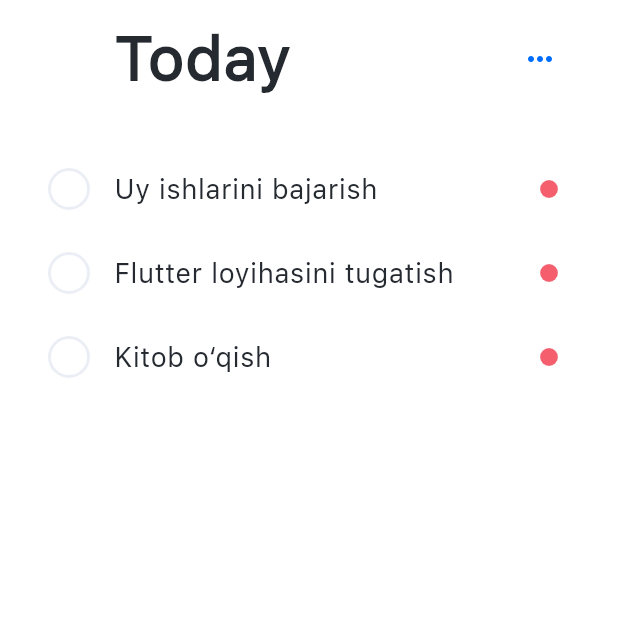
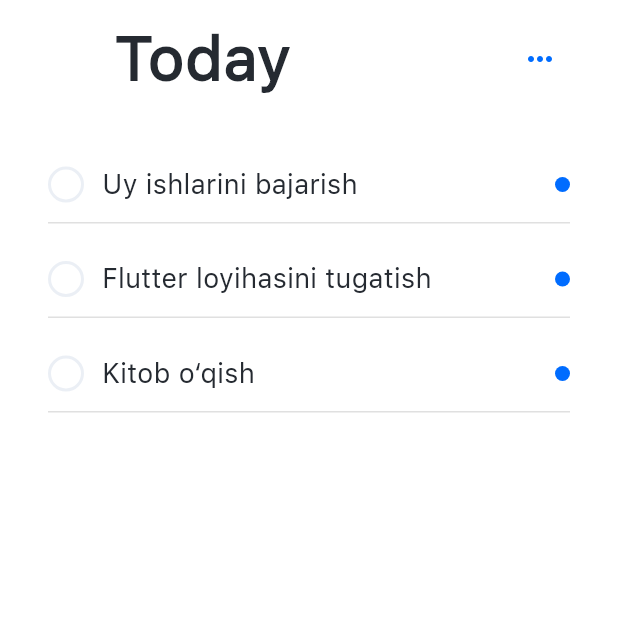
Before and after one commit to akramjon200205/todo_notes, a Flutter app: the screen it shows after launch, on a phone screen of 412 x 824 dp, the top half of it. Run offline on Flutter 3.47's test engine with Material 3 defaults, Android fonts, the light colour scheme and no system bars; our stand-ins replace dartz, equatable, flutter_bloc, get_it, hive, hive_flutter; accounts and stored records are empty.

Commit message:
Ikkinchi comment 'home bloc test holatda keldi '

```diff
--- a/lib/feature/home/data/repositories/home_repository_impl.dart
+++ b/lib/feature/home/data/repositories/home_repository_impl.dart
@@ -10,10 +10,10 @@ class HomeRepositoryImpl implements HomeRepository {
   HomeRepositoryImpl({required this.homeDatasource});
 
   @override
-  Future<Either<Failure, String>> addTasks(TaskModel taskModel) async {
+  Future<Either<Failure, TaskModel>> addTasks(TaskModel taskModel) async {
     try {
       await homeDatasource.addTask(taskModel);
-      return Right('success');
+      return Right(taskModel);
     } catch (e) {
       return Left(UnknownFailure(e.toString()));
     }
--- a/lib/feature/home/domain/repositories/home_repository.dart
+++ b/lib/feature/home/domain/repositories/home_repository.dart
@@ -4,7 +4,7 @@ import 'package:todo_notes/feature/home/data/models/task_model.dart';
 
 abstract class HomeRepository {
   Future<Either<Failure, List<TaskModel>>> getAllTasks();
-  Future<Either<Failure, String>> addTasks(TaskModel taskModel);
+  Future<Either<Failure, TaskModel>> addTasks(TaskModel taskModel);
   Future<Either<Failure, TaskModel>> updateTasks(int index, TaskModel updateTask);
   Future<Either<Failure, dynamic>> deleteTasks(int index);
 }
--- a/lib/feature/home/presentation/bloc/home_bloc.dart
+++ b/lib/feature/home/presentation/bloc/home_bloc.dart
@@ -8,18 +8,62 @@ part 'home_state.dart';
 
 class HomeBloc extends Bloc<HomeEvent, HomeState> {
   final HomeRepository repository;
+
+  List<TaskModel> _taskList = [];
+
   HomeBloc(this.repository) : super(HomeInitial()) {
-    on<HomeEvent>((event, emit) {});
-
-    on<HomeGetAllTasksEvent>(_homeGetAllTasks);
+    on<HomeGetAllTasksEvent>(_onGetAllTasks);
+    on<HomeAddTaskEvent>(_onAddTask);
+    on<HomeUpdateTaskEvent>(_onUpdateTask);
+    on<HomeDeleteTaskEvent>(_onDeleteTask);
   }
 
-  _homeGetAllTasks(HomeGetAllTasksEvent event, emit) async {
+  Future<void> _onGetAllTasks(
+      HomeGetAllTasksEvent event, Emitter<HomeState> emit) async {
     emit(HomeLoading());
     final result = await repository.getAllTasks();
     result.fold(
-      (l) => emit(HomeError(l.message)),
-      (r) => emit(HomeGetAllTasks(r)),
+      (failure) => emit(HomeError(failure.message)),
+      (tasks) {
+        _taskList = tasks;
+        emit(HomeGetAllTasks(_taskList));
+      },
+    );
+  }
+
+  Future<void> _onAddTask(
+      HomeAddTaskEvent event, Emitter<HomeState> emit) async {
+    final result = await repository.addTasks(event.taskModel);
+    result.fold(
+      (failure) => emit(HomeError(failure.message)),
+      (newTask) {
+        _taskList.add(newTask);
+        emit(HomeGetAllTasks(List.from(_taskList)));
+      },
+    );
+  }
+
+  Future<void> _onUpdateTask(
+      HomeUpdateTaskEvent event, Emitter<HomeState> emit) async {
+    final result = await repository.updateTasks(event.index, event.updatedTask);
+    result.fold(
+      (failure) => emit(HomeError(failure.message)),
+      (updatedTask) {
+        _taskList[event.index] = updatedTask;
+        emit(HomeGetAllTasks(List.from(_taskList)));
+      },
+    );
+  }
+
+  Future<void> _onDeleteTask(
+      HomeDeleteTaskEvent event, Emitter<HomeState> emit) async {
+    final result = await repository.deleteTasks(event.index);
+    result.fold(
+      (failure) => emit(HomeError(failure.message)),
+      (_) {
+        _taskList.removeAt(event.index);
+        emit(HomeGetAllTasks(List.from(_taskList)));
+      },
     );
   }
 }
--- a/lib/feature/home/presentation/bloc/home_event.dart
+++ b/lib/feature/home/presentation/bloc/home_event.dart
@@ -11,14 +11,21 @@ class HomeGetAllTasksEvent extends HomeEvent {
   const HomeGetAllTasksEvent();
 }
 
+// ignore: must_be_immutable
 class HomeAddTaskEvent extends HomeEvent {
-  const HomeAddTaskEvent();
+  TaskModel taskModel;
+  HomeAddTaskEvent(this.taskModel);
 }
 
+// ignore: must_be_immutable
 class HomeUpdateTaskEvent extends HomeEvent {
-  const HomeUpdateTaskEvent();
+  int index;
+  TaskModel updatedTask;
+  HomeUpdateTaskEvent(this.index, this.updatedTask);
 }
 
+// ignore: must_be_immutable
 class HomeDeleteTaskEvent extends HomeEvent {
-  const HomeDeleteTaskEvent();
+  int index;
+  HomeDeleteTaskEvent(this.index);
 }
--- a/lib/feature/home/presentation/bloc/home_state.dart
+++ b/lib/feature/home/presentation/bloc/home_state.dart
@@ -33,8 +33,7 @@ class HomeDeleteTasks extends HomeState {
 
 // ignore: must_be_immutable
 class HomeAddTasks extends HomeState {
-  TaskModel taskModel;
-  HomeAddTasks({required this.taskModel});
+  const HomeAddTasks();
 }
 
 class HomeError extends HomeState {
--- a/lib/feature/home/presentation/pages/home.dart
+++ b/lib/feature/home/presentation/pages/home.dart
@@ -1,7 +1,9 @@
 import 'package:flutter/material.dart';
 import 'package:flutter_bloc/flutter_bloc.dart';
+import 'package:hive/hive.dart';
 import 'package:todo_notes/core/app_colors/app_colors.dart';
-import 'package:todo_notes/core/app_colors/app_text_styles.dart';
+import 'package:todo_notes/core/app_text_styles/app_text_styles.dart';
+import 'package:todo_notes/core/hive_box/hive_box.dart';
 import 'package:todo_notes/feature/home/data/models/task_model.dart';
 import 'package:todo_notes/feature/home/presentation/bloc/home_bloc.dart';
 import 'package:todo_notes/feature/home/presentation/widgets/tasks_widget.dart';
@@ -29,14 +31,29 @@ class _HomeState extends State<Home> {
   ];
 
   @override
+  void initState() {
+    super.initState();
+  }
+
+  @override
+  void dispose() {
+    Hive.box(HiveBoxes.taskBox).close();
+    super.dispose();
+  }
+
+  @override
   Widget build(BuildContext context) {
     return Scaffold(
       backgroundColor: AppColors.white,
       body: BlocBuilder<HomeBloc, HomeState>(
         builder: (context, state) {
-          if (state == HomeLoading()) {
+          if (state is HomeLoading) {
             return CircularProgressIndicator();
           }
+          if (state is HomeError) {
+            return Center(child: Text('Xatolik: ${state.message}'));
+          }
+          if (state is HomeGetAllTasks) {
             return SingleChildScrollView(
               padding: EdgeInsets.symmetric(horizontal: 16),
               child: Column(
@@ -55,9 +72,7 @@ class _HomeState extends State<Home> {
                     itemCount: tasks.length,
                     shrinkWrap: true,
                     itemBuilder: (context, index) {
-                    return TasksWidget(
-                      textTask: tasks[index].textTask ?? '',
-                      colorTaskList: AppColors.red,
+                      return TaskItemTile(
                         isChecked: tasks[index].isChecked ?? false,
                         onTap: () {
                           setState(() {
@@ -65,12 +80,16 @@ class _HomeState extends State<Home> {
                                 !(tasks[index].isChecked ?? false);
                           });
                         },
+                        title: tasks[index].textTask ?? '',
+                        indicatorColor: AppColors.blue,
                       );
                     },
                   ),
                 ],
               ),
             );
+          }
+          return SizedBox.shrink();
         },
       ),
     );
--- a/lib/feature/home/presentation/widgets/tasks_widget.dart
+++ b/lib/feature/home/presentation/widgets/tasks_widget.dart
@@ -1,34 +1,99 @@
 import 'package:flutter/material.dart';
 import 'package:todo_notes/core/app_colors/app_colors.dart';
-import 'package:todo_notes/core/app_colors/app_text_styles.dart';
-import 'package:todo_notes/feature/home/presentation/widgets/rounded_check_box.dart';
+import 'package:todo_notes/core/app_text_styles/app_text_styles.dart';
 
-// ignore: must_be_immutable
-class TasksWidget extends StatelessWidget {
-  bool isChecked;
-  Function() onTap;
-  Color colorTaskList;
-  String textTask;
-  TasksWidget({
-    required this.textTask,
-    required this.isChecked,
-    required this.onTap,
-    required this.colorTaskList,
+class TaskItemTile extends StatelessWidget {
+  final String title;
+  final String? time;
+  final Color indicatorColor;
+  final bool isChecked;
+  final VoidCallback? onTap;
+
+  const TaskItemTile({
     super.key,
+    required this.title,
+    this.time,
+    required this.indicatorColor,
+    this.isChecked = false,
+    this.onTap,
   });
 
   @override
   Widget build(BuildContext context) {
-    return ListTile(
-      leading: RoundCheckbox(isChecked: isChecked, onTap: onTap),
-      title: Text(textTask, style: AppTextStyles.taskText),
-      trailing: Container(
-        width: 12,
-        height: 12,
-        decoration: BoxDecoration(
-          shape: BoxShape.circle,
-          color: colorTaskList,
-          border: Border.all(color: AppColors.grey, width: 0.1),
+    return InkWell(
+      onTap: onTap,
+      borderRadius: BorderRadius.circular(12),
+      child: Padding(
+        padding: const EdgeInsets.symmetric(vertical: 12, horizontal: 16),
+        child: Column(
+          children: [
+            Row(
+              children: [
+                Container(
+                  width: 24,
+                  height: 24,
+                  decoration: BoxDecoration(
+                    shape: BoxShape.circle,
+                    border: Border.all(color: AppColors.grey, width: 2),
+                    color: isChecked ? AppColors.blue : AppColors.white,
+                  ),
+                  child: isChecked
+                      ? Center(
+                          child: Icon(
+                            Icons.check,
+                            size: 16,
+                            color: AppColors.white,
+                          ),
+                        )
+                      : null,
+                ),
+                const SizedBox(width: 12),
+                Expanded(
+                  child: Column(
+                    crossAxisAlignment: CrossAxisAlignment.start,
+                    children: [
+                      Text(title, style: AppTextStyles.taskText),
+                      if (time != null)
+                        Padding(
+                          padding: const EdgeInsets.only(top: 4),
+                          child: Row(
+                            children: [
+                              Icon(
+                                Icons.access_time,
+                                size: 14,
+                                color: Colors.grey,
+                              ),
+                              const SizedBox(width: 4),
+                              Text(
+                                time!,
+                                style: TextStyle(
+                                  fontSize: 13,
+                                  color: Colors.grey.shade600,
+                                ),
+                              ),
+                            ],
+                          ),
+                        ),
+                    ],
+                  ),
+                ),
+
+                Container(
+                  width: 10,
+                  height: 10,
+                  margin: const EdgeInsets.only(left: 8),
+                  decoration: BoxDecoration(
+                    shape: BoxShape.circle,
+                    color: indicatorColor,
+                  ),
+                ),
+              ],
+            ),
+
+            const SizedBox(height: 12),
+
+            Divider(height: 1, color: Colors.grey.shade300),
+          ],
         ),
       ),
     );
```
Also changed, not shown: lib/core/app_text_styles/app_text_styles.dart (renamed from lib/core/app_colors/app_text_styles.dart). Lines whose indentation alone changed are shown as unchanged.
